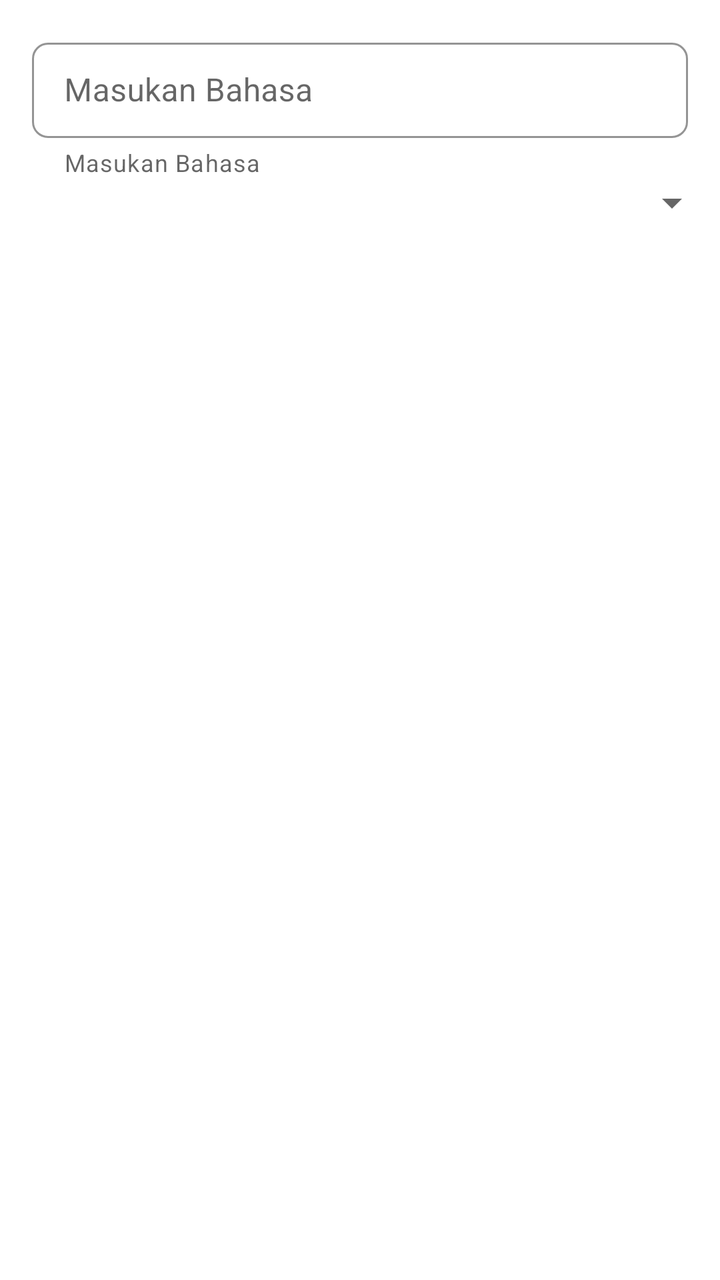
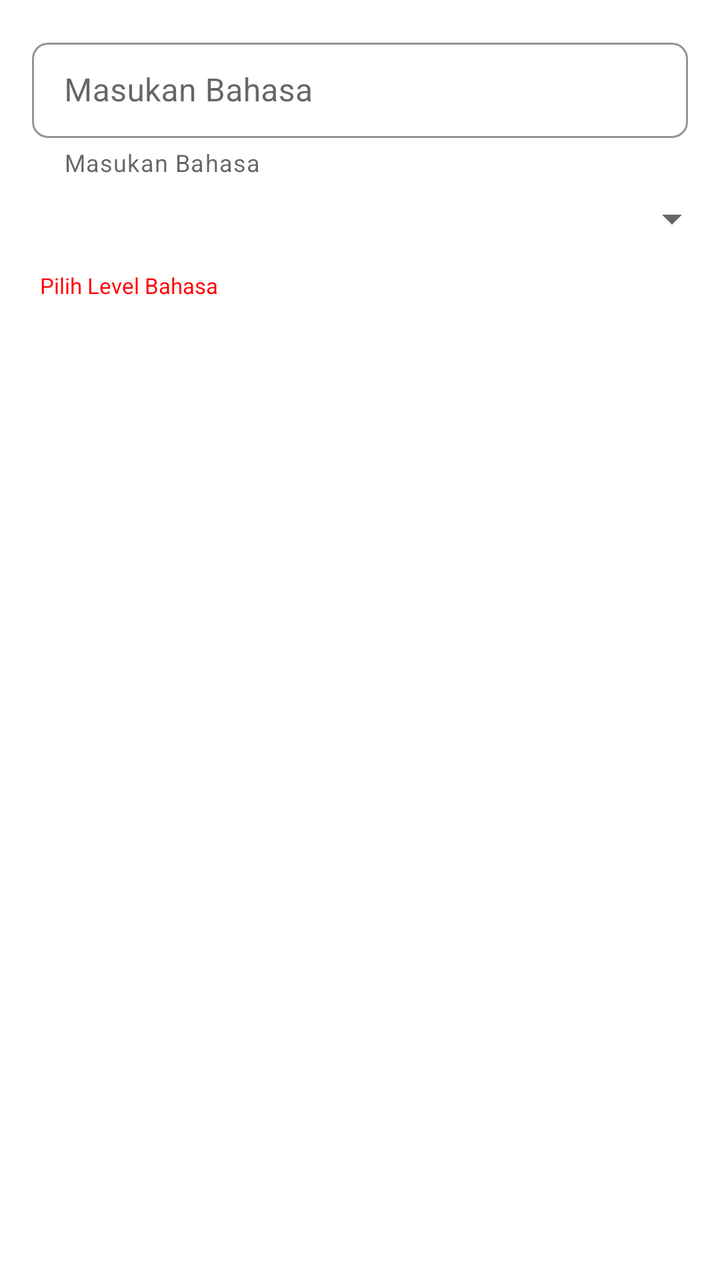

An Android layout rendered at two revisions. The XML below is the earlier revision; the diff shows what the commit changed to produce the second picture.
<!-- AndroidManifest.xml: application theme Theme.CVBuilder -->
<!-- res/layout/frag_bahasa.xml -->
<?xml version="1.0" encoding="utf-8"?>
<LinearLayout xmlns:android="http://schemas.android.com/apk/res/android"
    xmlns:app="http://schemas.android.com/apk/res-auto"
    xmlns:tools="http://schemas.android.com/tools"
    android:layout_width="match_parent"
    android:layout_height="match_parent"
    tools:context=".detail_user.EditBahasaActivity"
    android:orientation="vertical">


    <com.google.android.material.textfield.TextInputLayout
        style="?attr/textInputOutlinedDenseStyle"
        android:id="@+id/isi_bahasa"
        android:layout_width="match_parent"
        android:layout_height="wrap_content"
        android:hint="Masukan Bahasa"
        android:text="Masukan Bahasa"
        tools:ignore="MissingConstraints"
        app:hintTextColor="@color/black"
        app:boxStrokeColor="@color/black"
        app:boxStrokeErrorColor="@color/black"
        android:textAppearance="@color/black"
        app:shapeAppearance="@style/CustomShapeOVerlay"
        android:enabled="true"
        app:endIconMode="clear_text"
        app:boxStrokeWidthFocused="2dp"
        android:paddingTop="16dp"
        android:paddingLeft="16dp"
        android:paddingRight="16dp"
        app:hintAnimationEnabled="true"
        app:helperText="Masukan Bahasa"
        >

        <com.google.android.material.textfield.TextInputEditText
            android:layout_width="match_parent"
            android:layout_height="wrap_content"
            android:id="@+id/isi_bahasa_et"
            />

    </com.google.android.material.textfield.TextInputLayout>


    <Spinner
        android:id="@+id/level_bahasa"
        android:layout_width="match_parent"
        android:layout_height="wrap_content"
        android:paddingTop="16dp"
        android:paddingLeft="14dp"
        android:paddingRight="16dp"
        android:textColor="#FF0000"
        android:layout_gravity="center_vertical|center_horizontal"
        android:spinnerMode="dropdown" />


</LinearLayout>
<!-- resources referenced by this layout -->
<resources>
  <color name="black">#000000</color>
  <style name="CustomShapeOVerlay" parent="">
          <item name="cornerFamily">rounded</item>
          <item name="cornerSizeTopLeft">8dp</item>
          <item name="cornerSizeTopRight">8dp</item>
          <item name="cornerSizeBottomRight">8dp</item>
          <item name="cornerSizeBottomLeft">8dp</item>
      </style>
  <style name="Theme.CVBuilder" parent="Theme.MaterialComponents.DayNight.DarkActionBar">
          
          <item name="colorPrimary">@color/lavender</item>
          <item name="colorPrimaryVariant">@color/lavender</item>
          <item name="colorOnPrimary">@color/lavender</item>
          
          <item name="colorSecondary">@color/lavender</item>
          <item name="colorSecondaryVariant">@color/lavender</item>
          <item name="colorOnSecondary">@color/lavender</item>
          
          <item name="android:statusBarColor" tools:targetApi="l">?attr/colorPrimaryVariant</item>
          
          <item name="android:textColor">@color/red</item>
      </style>
  <color name="lavender">#E6E6FA</color>
  <color name="red">#FF0000</color>
</resources>

<!-- the commit's change to res/layout/frag_bahasa.xml (unified diff, before → after) -->
@@ -43,13 +43,25 @@
     <Spinner
         android:id="@+id/level_bahasa"
         android:layout_width="match_parent"
-        android:layout_height="wrap_content"
+        android:layout_height="40dp"
         android:paddingTop="16dp"
-        android:paddingLeft="14dp"
+        android:paddingLeft="12dp"
         android:paddingRight="16dp"
         android:textColor="#FF0000"
         android:layout_gravity="center_vertical|center_horizontal"
         android:spinnerMode="dropdown" />
+    <TextView
+        android:id="@+id/tmp1_tv_item_bahasa"
+        android:layout_width="wrap_content"
+        android:layout_height="wrap_content"
+        android:gravity="start"
+        android:text="Pilih Level Bahasa"
+        android:textSize="11sp"
+        android:paddingLeft="20dp"
+        android:paddingTop="6dp"
+
+        />
+
 
 
 </LinearLayout>
